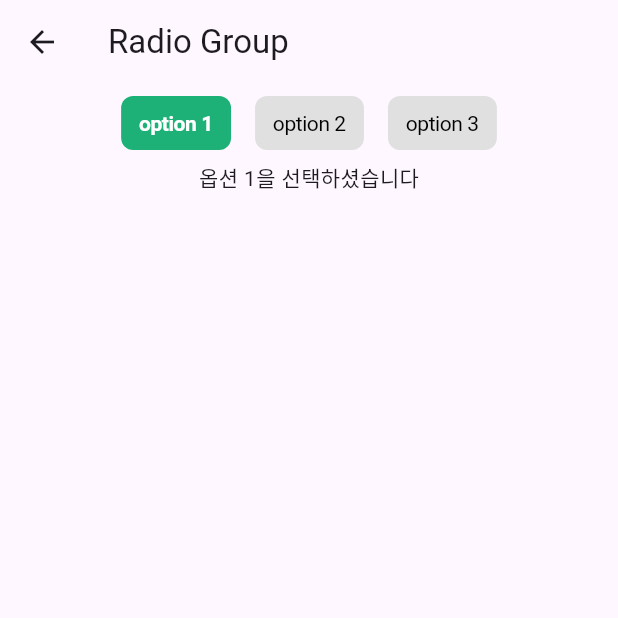
After one commit to yundal8755/cool_widget, a Flutter app: the RadioGroupPage screen opened by its route, on a phone screen of 412 x 824 dp, the top half of it. The commit adds this screen. Run offline on Flutter 3.47's test engine with Material 3 defaults, Android fonts, the phone set to English and light mode, and no system bars; our stand-ins replace cached_network_image, flutter_bounceable, flutter_svg, gap, image_picker; missing offline and left inert: bounce_tapper; Roboto replaces fonts that are missing (pretendard).

Commit message:
feature : Radio Group 컴포넌트 제작

```diff
--- /dev/null
+++ b/lib/app/widget/layout/radio_button/cool_radio_group_widget.dart
@@ -0,0 +1,35 @@
+import 'package:flutter/material.dart';
+
+class CoolRadioGroup<T> extends StatelessWidget {
+  final List<T> items;
+  final T? selectedValue;
+  final ValueChanged<T> onChanged;
+  final Widget Function(T item, bool isSelected) itemBuilder;
+  final Axis direction;
+
+  const CoolRadioGroup({
+    super.key,
+    required this.items,
+    this.selectedValue,
+    required this.onChanged,
+    required this.itemBuilder,
+    this.direction = Axis.vertical,
+  });
+
+  @override
+  Widget build(BuildContext context) {
+    return Flex(
+      direction: direction,
+      mainAxisAlignment: MainAxisAlignment.center,
+      children: items.map((item) {
+        final bool isSelected = item == selectedValue;
+
+        /// ⚠️ itemBuilder 내부에서는 버튼 사용을 자제해주세요
+        return GestureDetector(
+          onTap: () => onChanged(item),
+          child: itemBuilder(item, isSelected),
+        );
+      }).toList(),
+    );
+  }
+}
--- a/lib/main.dart
+++ b/lib/main.dart
@@ -7,6 +7,7 @@ import 'package:cool_widget/screen/component/snackbar/snackbar_page.dart';
 import 'package:cool_widget/screen/component/form_field/form_field_page.dart';
 import 'package:cool_widget/screen/home_page.dart';
 import 'package:cool_widget/screen/layout/avatar_with_badge/avatar_with_badge_page.dart';
+import 'package:cool_widget/screen/layout/radio_button/radio_group_page.dart';
 import 'package:cool_widget/screen/layout/step_indicator/step_indicator_page.dart';
 import 'package:flutter/material.dart';
 
@@ -33,12 +34,13 @@ class _App extends StatelessWidget {
         '/Avatar': (context) => const AvatarPage(),
         '/Avatar+Badge': (context) => const AvatarWithBadgePage(),
         '/Badge': (context) => const BadgePage(),
+        '/Button': (context) => const ButtonPage(),
         '/BottomSheet': (context) => const BottomSheetPage(),
-        '/Button': (context) => const ButtonPage(),
         '/Dialog': (context) => const DialogPage(),
         '/FormField': (context) => const FormFieldPage(),
+        '/SnackBar': (context) => const SnackBarPage(),
         '/StepIndicator': (context) => const StepIndicatorPage(),
-        '/SnackBar': (context) => const SnackBarPage(),
+        '/RadioGroup': (context) => const RadioGroupPage(),
       },
     );
   }
--- a/lib/screen/home_view_model.dart
+++ b/lib/screen/home_view_model.dart
@@ -15,6 +15,7 @@ class HomeViewModel extends ChangeNotifier {
     "FormField",
     "SnackBar",
     "StepIndicator",
+    "RadioGroup",
     // ==========================
     "FilterChip",
     "Alert",
@@ -24,10 +25,9 @@ class HomeViewModel extends ChangeNotifier {
     "ListTile",
     "Checkbox",
     "Switch",
-    "RadioButton",
     "DataPager",
+    "Image",
     // ==========================
-    "Image",
     "Card",
     "ExpansionTile",
     "Dropdown",
@@ -37,8 +37,8 @@ class HomeViewModel extends ChangeNotifier {
     "ProgressBar",
     "LoadingIndicator",
     "DatePicker",
+    "TimePicker",
     // ==========================
-    "TimePicker",
     "Calendar",
     "RangeSlider",
     "SliverAppBar",
@@ -48,13 +48,13 @@ class HomeViewModel extends ChangeNotifier {
     "Carousel",
     "SearchBar",
     "RatingBar",
+    "ActionChip",
     // ==========================
-    "ActionChip",
     "Stepper",
   ];
 
-  List<String> get completedWidgetNames => widgetNames.sublist(0, 9);
-  List<String> get incompleteWidgetNames => widgetNames.sublist(9);
+  List<String> get completedWidgetNames => widgetNames.sublist(0, 10);
+  List<String> get incompleteWidgetNames => widgetNames.sublist(10);
 
   ///
   /// 위젯 이름에 알맞게 라우팅
--- a/lib/screen/layout/avatar_with_badge/avatar_with_badge_page.dart
+++ b/lib/screen/layout/avatar_with_badge/avatar_with_badge_page.dart
@@ -17,8 +17,8 @@ class _AvatarWithBadgePageState extends State<AvatarWithBadgePage> {
 
   @override
   void initState() {
+    super.initState();
     viewModel = AvatarWithBadgeViewModel(this);
-    super.initState();
   }
 
   @override
--- /dev/null
+++ b/lib/screen/layout/radio_button/radio_group_page.dart
@@ -0,0 +1,88 @@
+import 'package:cool_widget/app/style/app_color.dart';
+import 'package:cool_widget/app/style/app_text_style.dart';
+import 'package:cool_widget/app/widget/layout/radio_button/cool_radio_group_widget.dart';
+import 'package:cool_widget/screen/layout/radio_button/radio_group_view_model.dart';
+import 'package:flutter/material.dart';
+import 'package:gap/gap.dart';
+import 'package:provider/provider.dart';
+
+class RadioGroupPage extends StatefulWidget {
+  const RadioGroupPage({super.key});
+
+  @override
+  State<RadioGroupPage> createState() => _RadioGroupPageState();
+}
+
+class _RadioGroupPageState extends State<RadioGroupPage> {
+  late RadioGroupViewModel viewModel;
+
+  @override
+  void initState() {
+    super.initState();
+    viewModel = RadioGroupViewModel(this);
+  }
+
+  @override
+  Widget build(BuildContext context) {
+    return ChangeNotifierProvider<RadioGroupViewModel>.value(
+      value: viewModel,
+      child: Consumer<RadioGroupViewModel>(
+        builder: (context, value, child) {
+          return Scaffold(
+            appBar: AppBar(title: const Text("Radio Group")),
+            body: Column(
+              children: [
+                CoolRadioGroup<RadioOption>(
+                  items: viewModel.items,
+                  selectedValue: viewModel.selectedOption,
+                  onChanged: (value) => viewModel.onChanged(value),
+                  itemBuilder: (option, isSelected) =>
+                      _radioButton(option, isSelected),
+                  direction: Axis.horizontal,
+                ),
+
+                // 인덱스별로 다른 위젯 반환
+                _contentWidget(viewModel.selectedOption),
+
+                const Gap(24),
+              ],
+            ),
+          );
+        },
+      ),
+    );
+  }
+
+  /// 각 라디오 버튼의 UI를 구성하는 위젯
+  Widget _radioButton(RadioOption option, bool isSelected) {
+    return Container(
+      margin: const EdgeInsets.all(8.0),
+      padding: const EdgeInsets.symmetric(horizontal: 12.0, vertical: 8.0),
+      decoration: BoxDecoration(
+        color: isSelected ? AppColor.green : AppColor.gray050,
+        borderRadius: BorderRadius.circular(8.0),
+      ),
+      child: Text(
+        option.label,
+        style: AppTextStyle.body1.copyWith(
+          color: isSelected ? AppColor.white : AppColor.black,
+          fontWeight: isSelected ? FontWeight.bold : FontWeight.normal,
+        ),
+      ),
+    );
+  }
+
+  /// 선택된 인덱스(case)별로 다른 위젯을 반환하는 함수
+  Widget _contentWidget(RadioOption selectedOption) {
+    switch (selectedOption) {
+      case RadioOption.option1:
+        return const Text('옵션 1을 선택하셨습니다');
+      case RadioOption.option2:
+        return const Text('옵션 2를 선택하셨습니다');
+      case RadioOption.option3:
+        return const Text('옵션 3을 선택하셨습니다');
+      default:
+        return const SizedBox();
+    }
+  }
+}
--- /dev/null
+++ b/lib/screen/layout/radio_button/radio_group_view_model.dart
@@ -0,0 +1,26 @@
+import 'package:flutter/material.dart';
+
+class RadioGroupViewModel extends ChangeNotifier {
+  final State state;
+
+  List<RadioOption> items = RadioOption.values;
+  RadioOption selectedOption = RadioOption.option1;
+
+  /// CONSTRUCTOR
+  RadioGroupViewModel(this.state);
+
+  /// 값 변경시
+  void onChanged(RadioOption value) {
+    selectedOption = value;
+    notifyListeners();
+  }
+}
+
+enum RadioOption {
+  option1('option 1'),
+  option2('option 2'),
+  option3('option 3');
+
+  final String label;
+  const RadioOption(this.label);
+}
```
